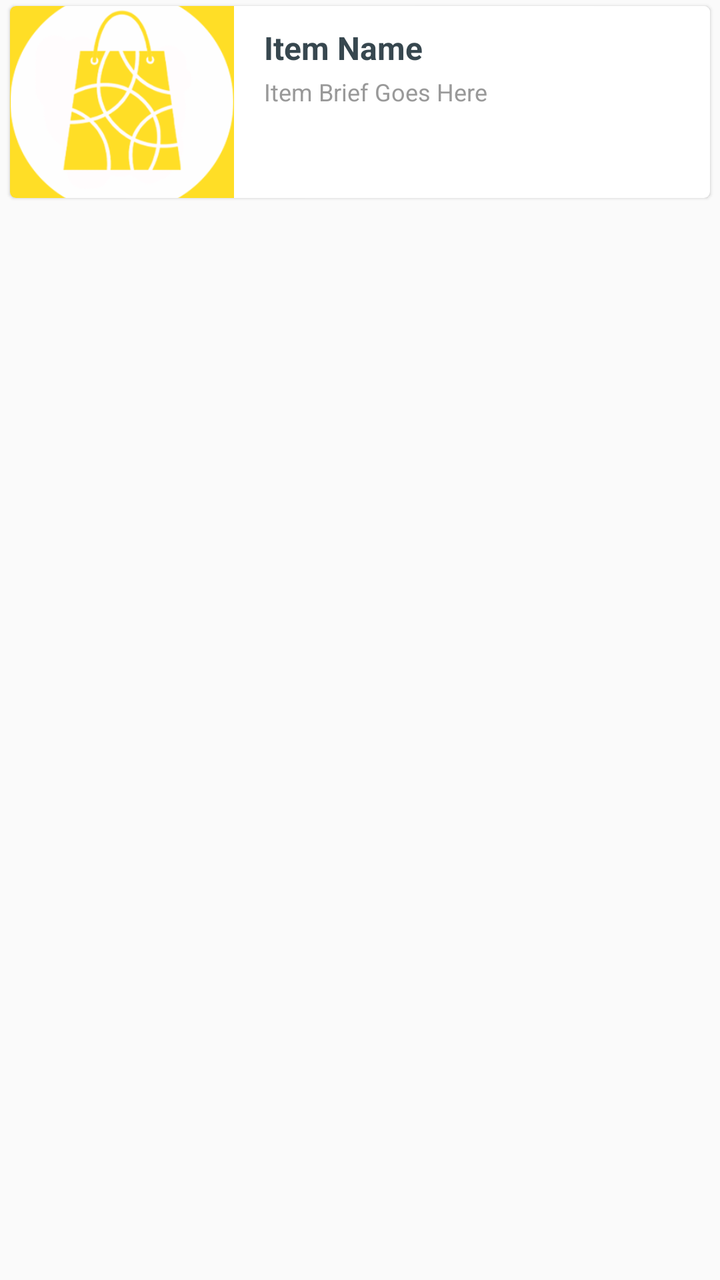
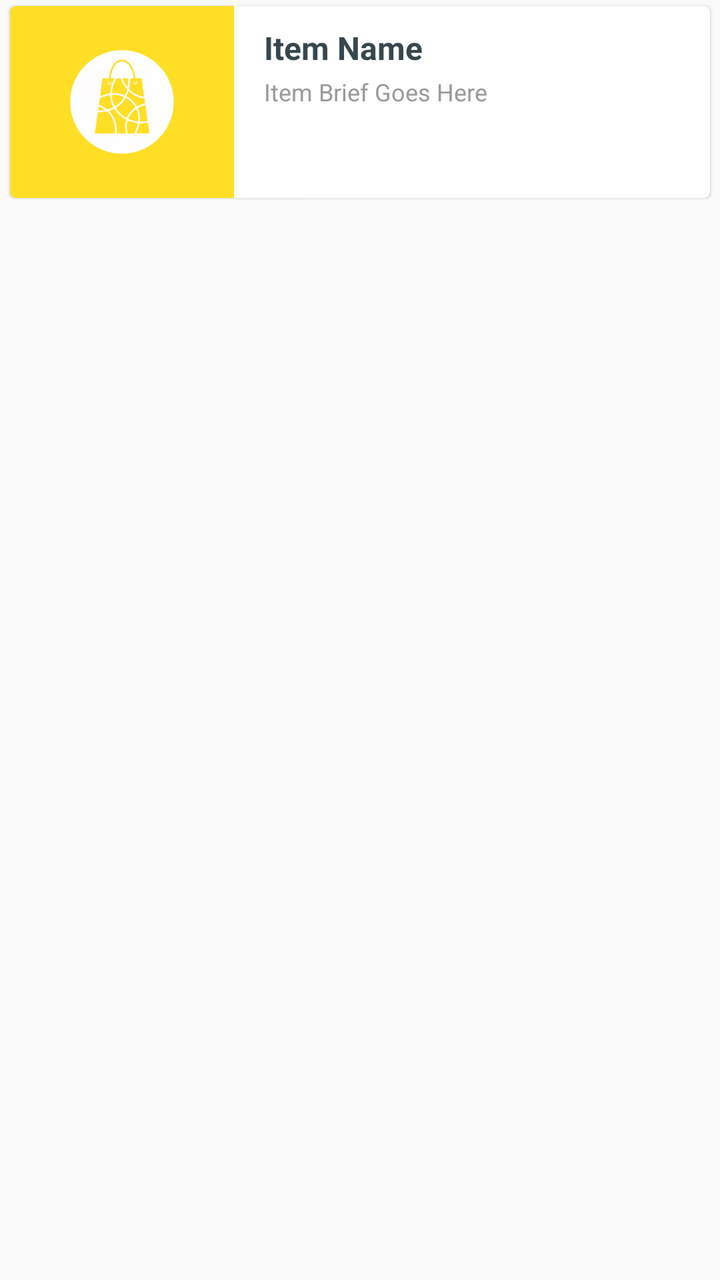

Two renders of the same Android screen: before a commit and after it. Below are the layout's source before the change and the commit's diff.
<!-- AndroidManifest.xml: application theme AppTheme -->
<!-- res/layout/item_category.xml -->
<?xml version="1.0" encoding="utf-8"?>
<RelativeLayout xmlns:android="http://schemas.android.com/apk/res/android"
    xmlns:app="http://schemas.android.com/apk/res-auto"
    android:layout_width="wrap_content"
    android:layout_height="wrap_content">

    <androidx.cardview.widget.CardView
        android:layout_width="match_parent"
        android:layout_height="wrap_content"
        android:layout_marginBottom="@dimen/spacing_small"
        android:layout_marginLeft="@dimen/spacing_medium"
        android:layout_marginRight="@dimen/spacing_medium"
        android:layout_marginTop="@dimen/spacing_small"
        android:clipToPadding="false"
        app:cardBackgroundColor="@android:color/white"
        app:cardCornerRadius="@dimen/card_radius"
        app:cardElevation="@dimen/card_elevation"
        app:cardUseCompatPadding="false">

        <FrameLayout
            android:id="@+id/lyt_parent"
            style="@style/RippleStyleBlack"
            android:layout_width="match_parent"
            android:layout_height="match_parent">

            <LinearLayout
                android:layout_width="match_parent"
                android:layout_height="match_parent"
                android:orientation="horizontal">

                <LinearLayout
                    android:id="@+id/lyt_color"
                    android:layout_width="112dp"
                    android:layout_height="96dp"
                    android:background="@color/colorAccent"
                    android:padding="0dp">

                    <ImageView
                        android:id="@+id/image"
                        android:layout_width="match_parent"
                        android:layout_height="match_parent"
                        android:contentDescription="@string/title_category"
                        android:scaleType="centerCrop"
                        android:src="@drawable/ic_logo" />

                </LinearLayout>

                <LinearLayout
                    android:layout_width="match_parent"
                    android:layout_height="wrap_content"
                    android:background="@android:color/white"
                    android:orientation="vertical"
                    android:paddingBottom="@dimen/spacing_middle"
                    android:paddingLeft="@dimen/spacing_large"
                    android:paddingRight="@dimen/spacing_large"
                    android:paddingTop="@dimen/spacing_middle">

                    <TextView
                        android:id="@+id/name"
                        android:layout_width="wrap_content"
                        android:layout_height="wrap_content"
                        android:text="Item Name"
                        android:textAppearance="@style/Base.TextAppearance.AppCompat.Subhead"
                        android:textColor="@color/grey_80"
                        android:textStyle="bold" />

                    <TextView
                        android:id="@+id/brief"
                        android:layout_width="wrap_content"
                        android:layout_height="wrap_content"
                        android:layout_marginTop="@dimen/spacing_small"
                        android:maxLines="2"
                        android:text="Item Brief Goes Here"
                        android:textAppearance="@style/Base.TextAppearance.AppCompat.Caption"
                        android:textColor="@color/grey_40" />

                </LinearLayout>
            </LinearLayout>

        </FrameLayout>

    </androidx.cardview.widget.CardView>

</RelativeLayout>
<!-- resources referenced by this layout -->
<resources>
  <color name="colorAccent">#FFDE26</color>
  <color name="grey_40">#999999</color>
  <color name="grey_80">#37474F</color>
  <dimen name="card_elevation">1dp</dimen>
  <dimen name="card_radius">3dp</dimen>
  <dimen name="spacing_large">15dp</dimen>
  <dimen name="spacing_medium">5dp</dimen>
  <dimen name="spacing_middle">10dp</dimen>
  <dimen name="spacing_small">3dp</dimen>
  <!-- drawable ic_logo: png bitmap (drawable, 21548 bytes) -->
  <string name="title_category">Categories</string>
  <style name="RippleStyleBlack" parent="RippleStyleWhite" />
  <style name="AppTheme" parent="Theme.AppCompat.Light.NoActionBar">
          
          <item name="colorPrimary">@color/colorPrimary</item>
          <item name="colorPrimaryDark">@color/colorPrimaryDark</item>
          <item name="colorAccent">@color/colorAccent</item>
          <item name="colorControlNormal">@color/grey_60</item>
          <item name="fontFamily">@font/iransans</item>
      </style>
  <style name="RippleStyleWhite">
          <item name="android:foreground">?attr/selectableItemBackground</item>
          <item name="android:clickable">true</item>
          <item name="android:focusable">true</item>
      </style>
  <color name="colorPrimary">#4DB151</color>
  <color name="colorPrimaryDark">#429E45</color>
  <color name="grey_60">#666666</color>
</resources>

<!-- the commit's change to res/layout/item_category.xml (unified diff, before → after) -->
@@ -33,14 +33,15 @@
                     android:layout_width="112dp"
                     android:layout_height="96dp"
                     android:background="@color/colorAccent"
-                    android:padding="0dp">
+                    android:gravity="center"
+                    android:padding="22dp">
 
                     <ImageView
                         android:id="@+id/image"
                         android:layout_width="match_parent"
                         android:layout_height="match_parent"
                         android:contentDescription="@string/title_category"
-                        android:scaleType="centerCrop"
+                        android:scaleType="centerInside"
                         android:src="@drawable/ic_logo" />
 
                 </LinearLayout>
